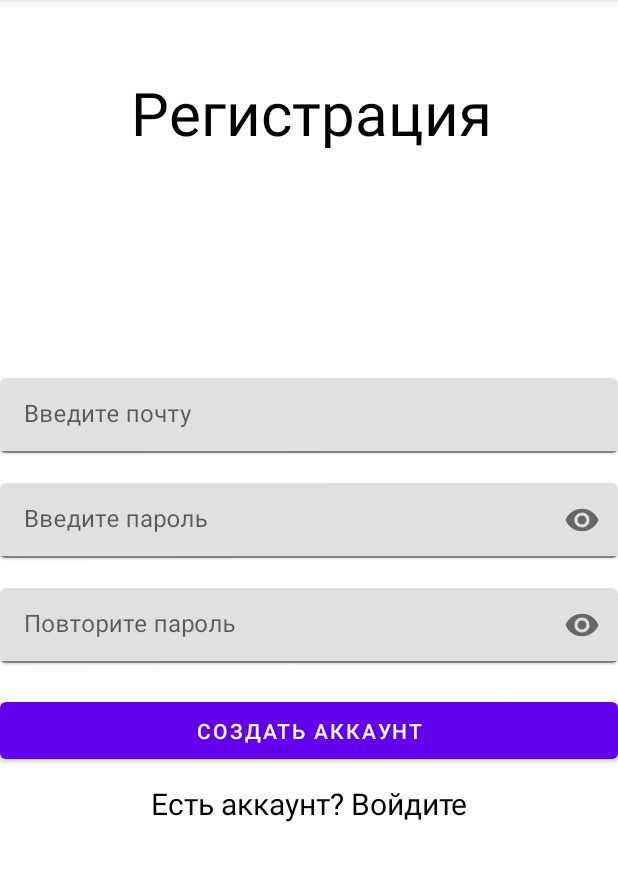
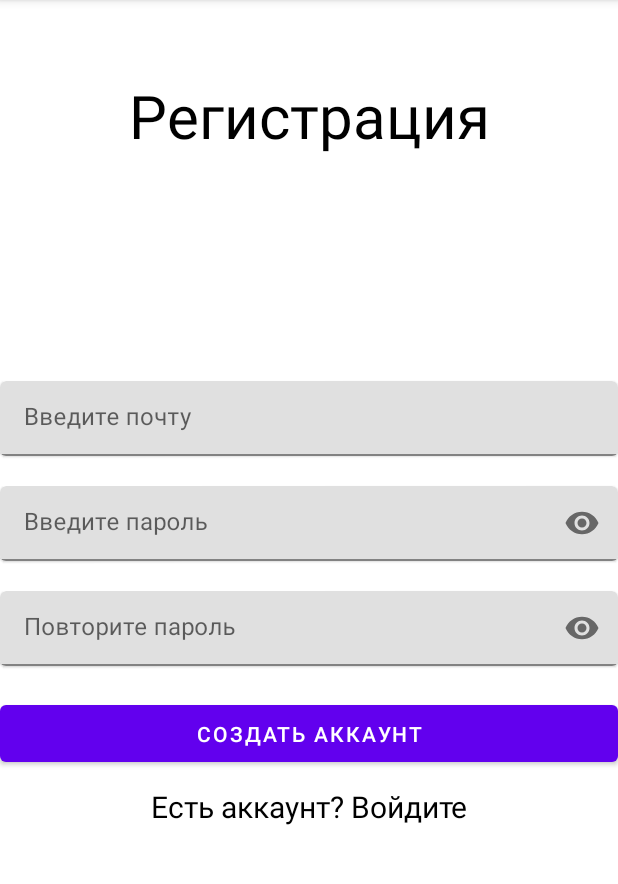
Before and after one commit to AmirKakDela/kotlin_todo-app, an Android app: the SignUpFragment screen opened through its navigation route, on a phone screen of 412 x 824 dp, the part 84-968 px from its top. Run offline under Robolectric (Android 15) with nearby library versions, the phone set to English and light mode, and no system bars; our stand-ins replace Firebase (no records; nobody signed in at launch, a user with empty details on screens opened directly); 1 statement that could not run was skipped.

Commit message:
fix layout

```diff
--- a/app/src/main/res/layout/fragment_sign_in.xml
+++ b/app/src/main/res/layout/fragment_sign_in.xml
@@ -10,12 +10,12 @@
         android:id="@+id/signin"
         android:layout_width="wrap_content"
         android:layout_height="wrap_content"
-        android:layout_marginTop="48dp"
-        android:layout_marginEnd="84dp"
         android:text="@string/sign_in"
         android:textColor="@color/black"
         android:textSize="40sp"
+        android:layout_marginTop="50dp"
         app:layout_constraintEnd_toEndOf="parent"
+        app:layout_constraintStart_toStartOf="parent"
         app:layout_constraintTop_toTopOf="parent" />
 
     <com.google.android.material.card.MaterialCardView
--- a/app/src/main/res/layout/fragment_sign_up.xml
+++ b/app/src/main/res/layout/fragment_sign_up.xml
@@ -10,12 +10,12 @@
         android:id="@+id/textViewSignUp"
         android:layout_width="wrap_content"
         android:layout_height="wrap_content"
-        android:layout_marginTop="48dp"
-        android:layout_marginEnd="84dp"
+        android:layout_marginTop="50dp"
         android:text="@string/sign_up"
         android:textColor="@color/black"
         android:textSize="40sp"
         app:layout_constraintEnd_toEndOf="parent"
+        app:layout_constraintStart_toStartOf="parent"
         app:layout_constraintTop_toTopOf="parent" />
 
     <com.google.android.material.card.MaterialCardView
@@ -27,7 +27,7 @@
         app:cardBackgroundColor="@color/cardview_light_background"
         app:cardCornerRadius="4dp"
         tools:ignore="MissingConstraints"
-        app:layout_constraintTop_toBottomOf="@id/textViewSignUp">>
+        app:layout_constraintTop_toBottomOf="@id/textViewSignUp">
 
         <com.google.android.material.textfield.TextInputLayout
             android:layout_width="match_parent"
```
